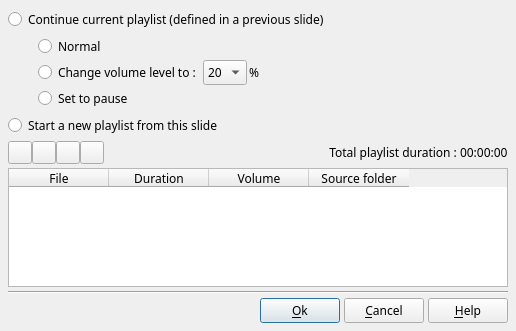
Old version of the form src/ffDiaporama/DlgMusic/DlgMusicProperties.ui in the repository boenki/ffdiaporama.
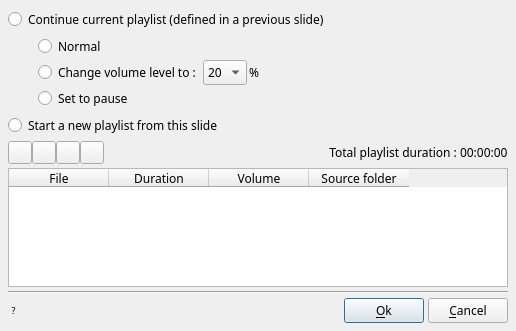
New version of the form. Icons and pictures are not drawn.

Patch:
```diff
--- a/src/ffDiaporama/DlgMusic/DlgMusicProperties.ui
+++ b/src/ffDiaporama/DlgMusic/DlgMusicProperties.ui
@@ -361,6 +361,28 @@
      <property name="spacing">
       <number>4</number>
      </property>
+     <item>
+      <widget class="QToolButton" name="HelpToolTips">
+       <property name="toolTip">
+        <string>&lt;html&gt;&lt;head/&gt;&lt;body&gt;&lt;p&gt;The Music properties dialog allows you to specify the music track.&lt;/p&gt;&lt;p&gt;The main functional principle for music tracks is that as long as you do not change the settings, the previous settings apply. So, if:&lt;br/&gt;- Slide 1 – Defines a play list&lt;br/&gt;- Slide 2 – Contains no settings&lt;br/&gt;- Slide 3 – Contains no settings&lt;br/&gt;- Slide 4 – Defines a play list&lt;br/&gt;- Slide 5 – Contains no settings&lt;/p&gt;&lt;p&gt;Then:&lt;br/&gt;- Slide 2 and 3 continue to play the play list defined in slide 1&lt;br/&gt;- Slide 5 continues to play the play list define in slide 4&lt;/p&gt;&lt;p&gt;Available settings for the music track :&lt;br/&gt;- Continue current playlist: Continues to play the play list defined by a previous slide&lt;br/&gt;- Start a new playlist: Allows you to create a new playlist. If a list defined in a previous slide, is still playing, it is stopped with a fade-out effect (progressive decline of the sound volume up to complete stop).&lt;/p&gt;&lt;p&gt;Remark:&lt;/p&gt;&lt;p&gt;The fade in/out effects and the increase/decrease of volume take place during the entering slide transitions. Consequently:&lt;br/&gt;- They last for the same time as the entering transition.&lt;br/&gt;- If a slide has an entering transition set to &amp;quot;No transition&amp;quot;, the sound effect is not progressive but instantaneous.&lt;/p&gt;&lt;/body&gt;&lt;/html&gt;</string>
+       </property>
+       <property name="styleSheet">
+        <string notr="true">QToolButton {
+	background-color: transparent;
+	border: none; 
+    font-size: 9px;
+}
+</string>
+       </property>
+       <property name="text">
+        <string notr="true">?</string>
+       </property>
+       <property name="icon">
+        <iconset resource="../../../RSCffDiaporama.qrc">
+         <normaloff>:/img/help.png</normaloff>:/img/help.png</iconset>
+       </property>
+      </widget>
+     </item>
      <item>
       <spacer name="horizontalSpacer_2">
        <property name="orientation">
@@ -402,23 +424,6 @@
        </property>
       </widget>
      </item>
-     <item>
-      <widget class="QPushButton" name="HelpBT">
-       <property name="toolTip">
-        <string>Open help page describing this dialog box</string>
-       </property>
-       <property name="text">
-        <string>&amp;Help</string>
-       </property>
-       <property name="icon">
-        <iconset resource="../../../RSCffDiaporama.qrc">
-         <normaloff>:/img/help.png</normaloff>:/img/help.png</iconset>
-       </property>
-       <property name="shortcut">
-        <string>F1</string>
-       </property>
-      </widget>
-     </item>
     </layout>
    </item>
   </layout>
```
Left out of the diff: 25 changed lines with no effect on the pictures.
